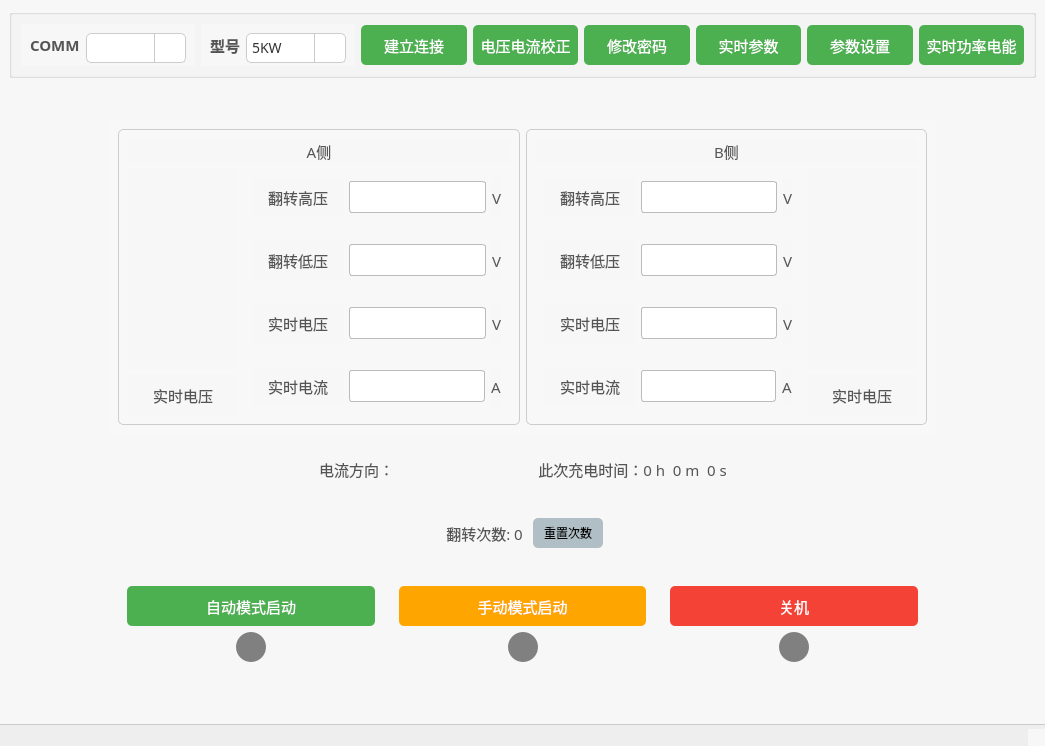
Before: the Qt Designer form mainwindow.ui in Curtain-Wang/BatteryControl, drawn with Qt 5.
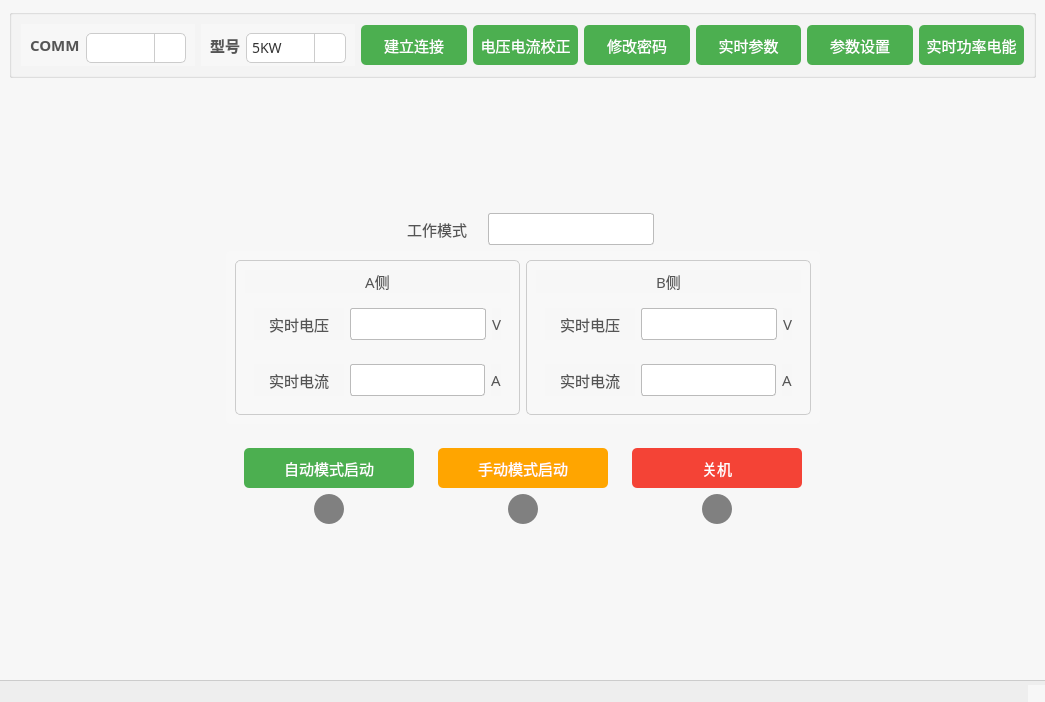
After: the same form once the commit is applied. Icons and pictures are not drawn. Custom widgets are drawn as their Qt base class.

Commit message: 无翻转版本  新增工作模式展示

What changed in the file:
```diff
--- a/mainwindow.ui
+++ b/mainwindow.ui
@@ -7,7 +7,7 @@
     <x>0</x>
     <y>0</y>
     <width>1045</width>
-    <height>746</height>
+    <height>702</height>
    </rect>
   </property>
   <property name="windowTitle">
@@ -66,7 +66,7 @@
 </string>
   </property>
   <widget class="QWidget" name="centralwidget">
-   <layout class="QVBoxLayout" name="verticalLayout_11">
+   <layout class="QVBoxLayout" name="verticalLayout_8">
     <item>
      <widget class="QGroupBox" name="groupBox_33">
       <property name="minimumSize">
@@ -583,7 +583,7 @@
      </spacer>
     </item>
     <item>
-     <layout class="QHBoxLayout" name="horizontalLayout_21">
+     <layout class="QHBoxLayout" name="horizontalLayout_3">
       <item>
        <spacer name="horizontalSpacer">
         <property name="orientation">
@@ -601,8 +601,8 @@
        <widget class="QGroupBox" name="groupBox">
         <property name="minimumSize">
          <size>
-          <width>731</width>
-          <height>571</height>
+          <width>0</width>
+          <height>0</height>
          </size>
         </property>
         <property name="styleSheet">
@@ -614,13 +614,87 @@
         <property name="title">
          <string/>
         </property>
-        <layout class="QVBoxLayout" name="verticalLayout_10">
+        <layout class="QVBoxLayout" name="verticalLayout_5">
+         <item>
+          <layout class="QHBoxLayout" name="horizontalLayout">
+           <item>
+            <spacer name="horizontalSpacer_7">
+             <property name="orientation">
+              <enum>Qt::Horizontal</enum>
+             </property>
+             <property name="sizeHint" stdset="0">
+              <size>
+               <width>45</width>
+               <height>17</height>
+              </size>
+             </property>
+            </spacer>
+           </item>
+           <item>
+            <widget class="QLabel" name="label_6">
+             <property name="minimumSize">
+              <size>
+               <width>90</width>
+               <height>0</height>
+              </size>
+             </property>
+             <property name="font">
+              <font>
+               <family>Microsoft YaHei</family>
+               <pointsize>-1</pointsize>
+              </font>
+             </property>
+             <property name="text">
+              <string>工作模式</string>
+             </property>
+             <property name="alignment">
+              <set>Qt::AlignCenter</set>
+             </property>
+            </widget>
+           </item>
+           <item>
+            <widget class="MyLineEdit" name="d2">
+             <property name="minimumSize">
+              <size>
+               <width>0</width>
+               <height>30</height>
+              </size>
+             </property>
+             <property name="styleSheet">
+              <string notr="true">QLineEdit {
+    border: 1px solid #bbbbbb;
+    border-radius: 3px;
+    padding: 5px;
+    height: 20px; /* 控制输入框的高度 */
+}
+</string>
+             </property>
+             <property name="readOnly">
+              <bool>true</bool>
+             </property>
+            </widget>
+           </item>
+           <item>
+            <spacer name="horizontalSpacer_8">
+             <property name="orientation">
+              <enum>Qt::Horizontal</enum>
+             </property>
+             <property name="sizeHint" stdset="0">
+              <size>
+               <width>132</width>
+               <height>29</height>
+              </size>
+             </property>
+            </spacer>
+           </item>
+          </layout>
+         </item>
          <item>
           <widget class="QGroupBox" name="groupBox_12">
            <property name="minimumSize">
             <size>
              <width>0</width>
-             <height>314</height>
+             <height>0</height>
             </size>
            </property>
            <property name="styleSheet">
@@ -665,215 +739,8 @@
                </item>
                <item>
                 <layout class="QHBoxLayout" name="horizontalLayout_11">
-                 <item>
-                  <layout class="QVBoxLayout" name="verticalLayout_5">
-                   <item>
-                    <widget class="TPScale" name="tPScaleA">
-                     <property name="minimumSize">
-                      <size>
-                       <width>110</width>
-                       <height>200</height>
-                      </size>
-                     </property>
-                     <property name="highest">
-                      <double>60.000000000000000</double>
-                     </property>
-                    </widget>
-                   </item>
-                   <item>
-                    <widget class="QLabel" name="label_27">
-                     <property name="minimumSize">
-                      <size>
-                       <width>0</width>
-                       <height>40</height>
-                      </size>
-                     </property>
-                     <property name="maximumSize">
-                      <size>
-                       <width>16777215</width>
-                       <height>40</height>
-                      </size>
-                     </property>
-                     <property name="font">
-                      <font>
-                       <family>Microsoft YaHei</family>
-                       <pointsize>-1</pointsize>
-                      </font>
-                     </property>
-                     <property name="styleSheet">
-                      <string notr="true">QLabel#label_22 {
-    color: #555555;
-    background-color: #eeeeee;
-    padding: 10px;
-    border-radius: 5px;
-    font-family: &quot;Microsoft YaHei&quot;;
-    font-size: 15px;
-    text-align: center;
-}
-</string>
-                     </property>
-                     <property name="text">
-                      <string>实时电压</string>
-                     </property>
-                     <property name="alignment">
-                      <set>Qt::AlignCenter</set>
-                     </property>
-                    </widget>
-                   </item>
-                  </layout>
-                 </item>
                  <item>
                   <layout class="QVBoxLayout" name="verticalLayout">
-                   <item>
-                    <widget class="QGroupBox" name="groupBox_3">
-                     <property name="styleSheet">
-                      <string notr="true">QGroupBox {
-    border: none;
-}
-</string>
-                     </property>
-                     <property name="title">
-                      <string/>
-                     </property>
-                     <layout class="QHBoxLayout" name="horizontalLayout">
-                      <item>
-                       <widget class="QLabel" name="label_2">
-                        <property name="minimumSize">
-                         <size>
-                          <width>90</width>
-                          <height>0</height>
-                         </size>
-                        </property>
-                        <property name="font">
-                         <font>
-                          <family>Microsoft YaHei</family>
-                          <pointsize>-1</pointsize>
-                         </font>
-                        </property>
-                        <property name="text">
-                         <string>翻转高压</string>
-                        </property>
-                        <property name="alignment">
-                         <set>Qt::AlignCenter</set>
-                        </property>
-                       </widget>
-                      </item>
-                      <item>
-                       <widget class="QLineEdit" name="lineEditAHigh">
-                        <property name="minimumSize">
-                         <size>
-                          <width>0</width>
-                          <height>30</height>
-                         </size>
-                        </property>
-                        <property name="styleSheet">
-                         <string notr="true">QLineEdit {
-    border: 1px solid #bbbbbb;
-    border-radius: 3px;
-    padding: 5px;
-    height: 20px; /* 控制输入框的高度 */
-}
-</string>
-                        </property>
-                        <property name="readOnly">
-                         <bool>true</bool>
-                        </property>
-                       </widget>
-                      </item>
-                      <item>
-                       <widget class="QLabel" name="label_3">
-                        <property name="font">
-                         <font>
-                          <family>Microsoft YaHei</family>
-                          <pointsize>-1</pointsize>
-                         </font>
-                        </property>
-                        <property name="text">
-                         <string>V</string>
-                        </property>
-                        <property name="alignment">
-                         <set>Qt::AlignLeading|Qt::AlignLeft|Qt::AlignVCenter</set>
-                        </property>
-                       </widget>
-                      </item>
-                     </layout>
-                    </widget>
-                   </item>
-                   <item>
-                    <widget class="QGroupBox" name="groupBox_5">
-                     <property name="styleSheet">
-                      <string notr="true">QGroupBox {
-    border: none;
-}
-</string>
-                     </property>
-                     <property name="title">
-                      <string/>
-                     </property>
-                     <layout class="QHBoxLayout" name="horizontalLayout_3">
-                      <item>
-                       <widget class="QLabel" name="label_6">
-                        <property name="minimumSize">
-                         <size>
-                          <width>90</width>
-                          <height>0</height>
-                         </size>
-                        </property>
-                        <property name="font">
-                         <font>
-                          <family>Microsoft YaHei</family>
-                          <pointsize>-1</pointsize>
-                         </font>
-                        </property>
-                        <property name="text">
-                         <string>翻转低压</string>
-                        </property>
-                        <property name="alignment">
-                         <set>Qt::AlignCenter</set>
-                        </property>
-                       </widget>
-                      </item>
-                      <item>
-                       <widget class="QLineEdit" name="lineEditALow">
-                        <property name="minimumSize">
-                         <size>
-                          <width>0</width>
-                          <height>30</height>
-                         </size>
-                        </property>
-                        <property name="styleSheet">
-                         <string notr="true">QLineEdit {
-    border: 1px solid #bbbbbb;
-    border-radius: 3px;
-    padding: 5px;
-    height: 20px; /* 控制输入框的高度 */
-}
-</string>
-                        </property>
-                        <property name="readOnly">
-                         <bool>true</bool>
-                        </property>
-                       </widget>
-                      </item>
-                      <item>
-                       <widget class="QLabel" name="label_7">
-                        <property name="font">
-                         <font>
-                          <family>Microsoft YaHei</family>
-                          <pointsize>-1</pointsize>
-                         </font>
-                        </property>
-                        <property name="text">
-                         <string>V</string>
-                        </property>
-                        <property name="alignment">
-                         <set>Qt::AlignLeading|Qt::AlignLeft|Qt::AlignVCenter</set>
-                        </property>
-                       </widget>
-                      </item>
-                     </layout>
-                    </widget>
-                   </item>
                    <item>
                     <widget class="QGroupBox" name="groupBox_4">
                      <property name="styleSheet">
@@ -1064,156 +931,6 @@
                 <layout class="QHBoxLayout" name="horizontalLayout_19">
                  <item>
                   <layout class="QVBoxLayout" name="verticalLayout_2">
-                   <item>
-                    <widget class="QGroupBox" name="groupBox_9">
-                     <property name="styleSheet">
-                      <string notr="true">QGroupBox {
-    border: none;
-}
-</string>
-                     </property>
-                     <property name="title">
-                      <string/>
-                     </property>
-                     <layout class="QHBoxLayout" name="horizontalLayout_7">
-                      <item>
-                       <widget class="QLabel" name="label_16">
-                        <property name="minimumSize">
-                         <size>
-                          <width>90</width>
-                          <height>0</height>
-                         </size>
-                        </property>
-                        <property name="font">
-                         <font>
-                          <family>Microsoft YaHei</family>
-                          <pointsize>-1</pointsize>
-                         </font>
-                        </property>
-                        <property name="text">
-                         <string>翻转高压</string>
-                        </property>
-                        <property name="alignment">
-                         <set>Qt::AlignCenter</set>
-                        </property>
-                       </widget>
-                      </item>
-                      <item>
-                       <widget class="QLineEdit" name="lineEditBHigh">
-                        <property name="minimumSize">
-                         <size>
-                          <width>0</width>
-                          <height>30</height>
-                         </size>
-                        </property>
-                        <property name="styleSheet">
-                         <string notr="true">QLineEdit {
-    border: 1px solid #bbbbbb;
-    border-radius: 3px;
-    padding: 5px;
-    height: 20px; /* 控制输入框的高度 */
-}
-</string>
-                        </property>
-                        <property name="readOnly">
-                         <bool>true</bool>
-                        </property>
-                       </widget>
-                      </item>
-                      <item>
-                       <widget class="QLabel" name="label_17">
-                        <property name="font">
-                         <font>
-                          <family>Microsoft YaHei</family>
-                          <pointsize>-1</pointsize>
-                         </font>
-                        </property>
-                        <property name="text">
-                         <string>V</string>
-                        </property>
-                        <property name="alignment">
-                         <set>Qt::AlignLeading|Qt::AlignLeft|Qt::AlignVCenter</set>
-                        </property>
-                       </widget>
-                      </item>
-                     </layout>
-                    </widget>
-                   </item>
-                   <item>
-                    <widget class="QGroupBox" name="groupBox_11">
-                     <property name="styleSheet">
-                      <string notr="true">QGroupBox {
-    border: none;
-}
-</string>
-                     </property>
-                     <property name="title">
-                      <string/>
-                     </property>
-                     <layout class="QHBoxLayout" name="horizontalLayout_9">
-                      <item>
-                       <widget class="QLabel" name="label_20">
-                        <property name="minimumSize">
-                         <size>
-                          <width>90</width>
-                          <height>0</height>
-                         </size>
-                        </property>
-                        <property name="font">
-                         <font>
-                          <family>Microsoft YaHei</family>
-                          <pointsize>-1</pointsize>
-                         </font>
-                        </property>
-                        <property name="text">
-                         <string>翻转低压</string>
-                        </property>
-                        <property name="alignment">
-                         <set>Qt::AlignCenter</set>
-                        </property>
-                       </widget>
-                      </item>
-                      <item>
-                       <widget class="QLineEdit" name="lineEditBLow">
-                        <property name="minimumSize">
-                         <size>
-                          <width>0</width>
-                          <height>30</height>
-                         </size>
-                        </property>
-                        <property name="styleSheet">
-                         <string notr="true">QLineEdit {
-    border: 1px solid #bbbbbb;
-    border-radius: 3px;
-    padding: 5px;
-    height: 20px; /* 控制输入框的高度 */
-}
-</string>
-                        </property>
-                        <property name="readOnly">
-                         <bool>true</bool>
-                        </property>
-                       </widget>
-                      </item>
-                      <item>
-                       <widget class="QLabel" name="label_21">
-                        <property name="font">
-                         <font>
-                          <family>Microsoft YaHei</family>
-                          <pointsize>-1</pointsize>
-                         </font>
-                        </property>
-                        <property name="text">
-                         <string>V</string>
-                        </property>
-                        <property name="alignment">
-                         <set>Qt::AlignLeading|Qt::AlignLeft|Qt::AlignVCenter</set>
-                        </property>
-                       </widget>
-                      </item>
-                     </layout>
-                    </widget>
-                   </item>
                    <item>
                     <widget class="QGroupBox" name="groupBox_10">
                      <property name="styleSheet">
@@ -1366,63 +1083,6 @@
                    </item>
                   </layout>
                  </item>
-                 <item>
-                  <layout class="QVBoxLayout" name="verticalLayout_8">
-                   <item>
-                    <widget class="TPScale" name="tPScaleB">
-                     <property name="minimumSize">
-                      <size>
-                       <width>110</width>
-                       <height>200</height>
-                      </size>
-                     </property>
-                     <property name="highest">
-                      <double>60.000000000000000</double>
-                     </property>
-                    </widget>
-                   </item>
-                   <item>
-                    <widget class="QLabel" name="label_28">
-                     <property name="minimumSize">
-                      <size>
-                       <width>0</width>
-                       <height>40</height>
-                      </size>
-                     </property>
-                     <property name="maximumSize">
-                      <size>
-                       <width>16777215</width>
-                       <height>40</height>
-                      </size>
-                     </property>
-                     <property name="font">
-                      <font>
-                       <family>Microsoft YaHei</family>
-                       <pointsize>-1</pointsize>
-                      </font>
-                     </property>
-                     <property name="styleSheet">
-                      <string notr="true">QLabel#label_22 {
-    color: #555555;
-    background-color: #eeeeee;
-    padding: 10px;
-    border-radius: 5px;
-    font-family: &quot;Microsoft YaHei&quot;;
-    font-size: 15px;
-    text-align: center;
-}
-</string>
-                     </property>
-                     <property name="text">
-                      <string>实时电压</string>
-                     </property>
-                     <property name="alignment">
-                      <set>Qt::AlignCenter</set>
-                     </property>
-                    </widget>
-                   </item>
-                  </layout>
-                 </item>
                 </layout>
                </item>
               </layout>
@@ -1431,380 +1091,6 @@
            </layout>
           </widget>
          </item>
-         <item>
-          <widget class="QGroupBox" name="groupBox_18">
-           <property name="title">
-            <string/>
-           </property>
-           <layout class="QHBoxLayout" name="horizontalLayout_18">
-            <item>
-             <spacer name="horizontalSpacer_11">
-              <property name="orientation">
-               <enum>Qt::Horizontal</enum>
-              </property>
-              <property name="sizeHint" stdset="0">
-               <size>
-                <width>201</width>
-                <height>20</height>
-               </size>
-              </property>
-             </spacer>
-            </item>
-            <item>
-             <layout class="QHBoxLayout" name="horizontalLayout_17">
-              <item>
-               <widget class="QLabel" name="label_26">
-                <property name="minimumSize">
-                 <size>
-                  <width>0</width>
-                  <height>40</height>
-                 </size>
-                </property>
-                <property name="maximumSize">
-                 <size>
-                  <width>16777215</width>
-                  <height>40</height>
-                 </size>
-                </property>
-                <property name="font">
-                 <font>
-                  <family>Microsoft YaHei</family>
-                  <pointsize>-1</pointsize>
-                 </font>
-                </property>
-                <property name="styleSheet">
-                 <string notr="true">QLabel#label_22 {
-    color: #555555;
-    background-color: #eeeeee;
-    padding: 10px;
-    border-radius: 5px;
-    font-family: &quot;Microsoft YaHei&quot;;
-    font-size: 15px;
-    text-align: center;
-}
-</string>
-                </property>
-                <property name="text">
-                 <string>电流方向：</string>
-                </property>
-                <property name="alignment">
-                 <set>Qt::AlignCenter</set>
-                </property>
-               </widget>
-              </item>
-              <item>
-               <layout class="QHBoxLayout" name="horizontalLayout_14">
-                <item>
-                 <widget class="QLabel" name="labelA">
-                  <property name="minimumSize">
-                   <size>
-                    <width>40</width>
-                    <height>40</height>
-                   </size>
-                  </property>
-                  <property name="maximumSize">
-                   <size>
-                    <width>16777215</width>
-                    <height>40</height>
-                   </size>
-                  </property>
-                  <property name="font">
-                   <font>
-                    <family>Microsoft YaHei</family>
-                    <pointsize>-1</pointsize>
-                   </font>
-                  </property>
-                  <property name="styleSheet">
-                   <string notr="true">QLabel#label_22 {
-    color: #555555;
-    background-color: #eeeeee;
-    padding: 10px;
-    border-radius: 5px;
-    font-family: &quot;Microsoft YaHei&quot;;
-    font-size: 15px;
-    text-align: center;
-}
-</string>
-                  </property>
-                  <property name="text">
-                   <string/>
-                  </property>
-                  <property name="alignment">
-                   <set>Qt::AlignCenter</set>
-                  </property>
-                 </widget>
-                </item>
-                <item>
-                 <widget class="QLabel" name="labelArrow">
-                  <property name="minimumSize">
-                   <size>
-                    <width>40</width>
-                    <height>40</height>
-                   </size>
-                  </property>
-                  <property name="maximumSize">
-                   <size>
-                    <width>16777215</width>
-                    <height>40</height>
-                   </size>
-                  </property>
-                  <property name="font">
-                   <font>
-                    <family>Microsoft YaHei</family>
-                    <pointsize>-1</pointsize>
-                   </font>
-                  </property>
-                  <property name="styleSheet">
-                   <string notr="true">QLabel#label_22 {
-    color: #555555;
-    background-color: #eeeeee;
-    padding: 10px;
-    border-radius: 5px;
-    font-family: &quot;Microsoft YaHei&quot;;
-    font-size: 15px;
-    text-align: center;
-}
-</string>
-                  </property>
-                  <property name="text">
-                   <string/>
-                  </property>
-                  <property name="alignment">
-                   <set>Qt::AlignCenter</set>
-                  </property>
-                 </widget>
-                </item>
-                <item>
-                 <widget class="QLabel" name="labelB">
-                  <property name="minimumSize">
-                   <size>
-                    <width>40</width>
-                    <height>40</height>
-                   </size>
-                  </property>
-                  <property name="maximumSize">
-                   <size>
-                    <width>16777215</width>
-                    <height>40</height>
-                   </size>
-                  </property>
-                  <property name="font">
-                   <font>
-                    <family>Microsoft YaHei</family>
-                    <pointsize>-1</pointsize>
-                   </font>
-                  </property>
-                  <property name="styleSheet">
-                   <string notr="true">QLabel#label_22 {
-    color: #555555;
-    background-color: #eeeeee;
-    padding: 10px;
-    border-radius: 5px;
-    font-family: &quot;Microsoft YaHei&quot;;
-    font-size: 15px;
-    text-align: center;
-}
-</string>
-                  </property>
-                  <property name="text">
-                   <string/>
-                  </property>
-                  <property name="alignment">
-                   <set>Qt::AlignCenter</set>
-                  </property>
-                 </widget>
-                </item>
-               </layout>
-              </item>
-             </layout>
-            </item>
-            <item>
-             <widget class="QLabel" name="label_24">
-              <property name="minimumSize">
-               <size>
-                <width>0</width>
-                <height>40</height>
-               </size>
-              </property>
-              <property name="maximumSize">
-               <size>
-                <width>16777215</width>
-                <height>40</height>
-               </size>
-              </property>
-              <property name="font">
-               <font>
-                <family>Microsoft YaHei</family>
-                <pointsize>-1</pointsize>
-               </font>
-              </property>
-              <property name="styleSheet">
-               <string notr="true">QLabel#label_22 {
-    color: #555555;
-    background-color: #eeeeee;
-    padding: 10px;
-    border-radius: 5px;
-    font-family: &quot;Microsoft YaHei&quot;;
-    font-size: 15px;
-    text-align: center;
-}
-</string>
-              </property>
-              <property name="text">
-               <string>此次充电时间：0 h  0 m  0 s</string>
-              </property>
-              <property name="alignment">
-               <set>Qt::AlignCenter</set>
-              </property>
-             </widget>
-            </item>
-            <item>
-             <spacer name="horizontalSpacer_12">
-              <property name="orientation">
-               <enum>Qt::Horizontal</enum>
-              </property>
-              <property name="sizeHint" stdset="0">
-               <size>
-                <width>200</width>
-                <height>20</height>
-               </size>
-              </property>
-             </spacer>
-            </item>
-           </layout>
-          </widget>
-         </item>
-         <item>
-          <widget class="QGroupBox" name="groupBox_17">
-           <property name="title">
-            <string/>
-           </property>
-           <layout class="QHBoxLayout" name="horizontalLayout_16">
-            <item>
-             <spacer name="horizontalSpacer_7">
-              <property name="orientation">
-               <enum>Qt::Horizontal</enum>
-              </property>
-              <property name="sizeHint" stdset="0">
-               <size>
-                <width>259</width>
-                <height>20</height>
-               </size>
-              </property>
-             </spacer>
-            </item>
-            <item>
-             <widget class="QLabel" name="label_25">
-              <property name="minimumSize">
-               <size>
-                <width>85</width>
-                <height>40</height>
-               </size>
-              </property>
-              <property name="maximumSize">
-               <size>
-                <width>16777215</width>
-                <height>40</height>
-               </size>
-              </property>
-              <property name="font">
-               <font>
-                <family>Microsoft YaHei</family>
-                <pointsize>-1</pointsize>
-               </font>
-              </property>
-              <property name="styleSheet">
-               <string notr="true">QLabel#label_22 {
-    color: #555555;
-    background-color: #eeeeee;
-    padding: 10px;
-    border-radius: 5px;
-    font-family: &quot;Microsoft YaHei&quot;;
-    font-size: 15px;
-    text-align: center;
-}
-</string>
-              </property>
-              <property name="text">
-               <string>翻转次数: 0</string>
-              </property>
-              <property name="alignment">
-               <set>Qt::AlignCenter</set>
-              </property>
-             </widget>
-            </item>
-            <item>
-             <widget class="QPushButton" name="pushButton_10">
-              <property name="sizePolicy">
-               <sizepolicy hsizetype="Minimum" vsizetype="Preferred">
-                <horstretch>0</horstretch>
-                <verstretch>0</verstretch>
-               </sizepolicy>
-              </property>
-              <property name="minimumSize">
-               <size>
-                <width>70</width>
-                <height>0</height>
-               </size>
-              </property>
-              <property name="maximumSize">
-               <size>
-                <width>16777215</width>
-                <height>30</height>
-               </size>
-              </property>
-              <property name="sizeIncrement">
-               <size>
-                <width>0</width>
-                <height>40</height>
-               </size>
-              </property>
-              <property name="font">
-               <font>
-                <family>Microsoft YaHei</family>
-                <pointsize>-1</pointsize>
-               </font>
-              </property>
-              <property name="styleSheet">
-               <string notr="true">QPushButton {
-    background-color: #B0BEC5; /* 柔和的灰色背景 */
-    color: black;
-    border: none;
-    border-radius: 5px;
-    font-size: 12px;
-}
-
-QPushButton:hover {
-    background-color: #90A4AE; /* 鼠标悬浮时颜色稍微变暗 */
-}
-
-QPushButton:pressed {
-    background-color: #78909C; /* 按下状态时颜色更暗 */
-    border: 1px solid #607D8B; /* 按下时添加一个边框 */
-}
-</string>
-              </property>
-              <property name="text">
-               <string>重置次数</string>
-              </property>
-             </widget>
-            </item>
-            <item>
-             <spacer name="horizontalSpacer_8">
-              <property name="orientation">
-               <enum>Qt::Horizontal</enum>
-              </property>
-              <property name="sizeHint" stdset="0">
-               <size>
-                <width>258</width>
-                <height>20</height>
-               </size>
-              </property>
-             </spacer>
-            </item>
-           </layout>
-          </widget>
-         </item>
          <item>
           <widget class="QGroupBox" name="groupBox_7">
            <property name="minimumSize">
@@ -2195,16 +1481,16 @@
   <widget class="QStatusBar" name="statusBar"/>
  </widget>
  <customwidgets>
-  <customwidget>
-   <class>TPScale</class>
-   <extends>QWidget</extends>
-   <header>tpscale.h</header>
-  </customwidget>
   <customwidget>
    <class>MyComboBox</class>
    <extends>QComboBox</extends>
    <header>mycombobox.h</header>
   </customwidget>
+  <customwidget>
+   <class>MyLineEdit</class>
+   <extends>QLineEdit</extends>
+   <header>mylineedit.h</header>
+  </customwidget>
  </customwidgets>
  <resources/>
  <connections/>
```
The commit also changes 3 other files.
